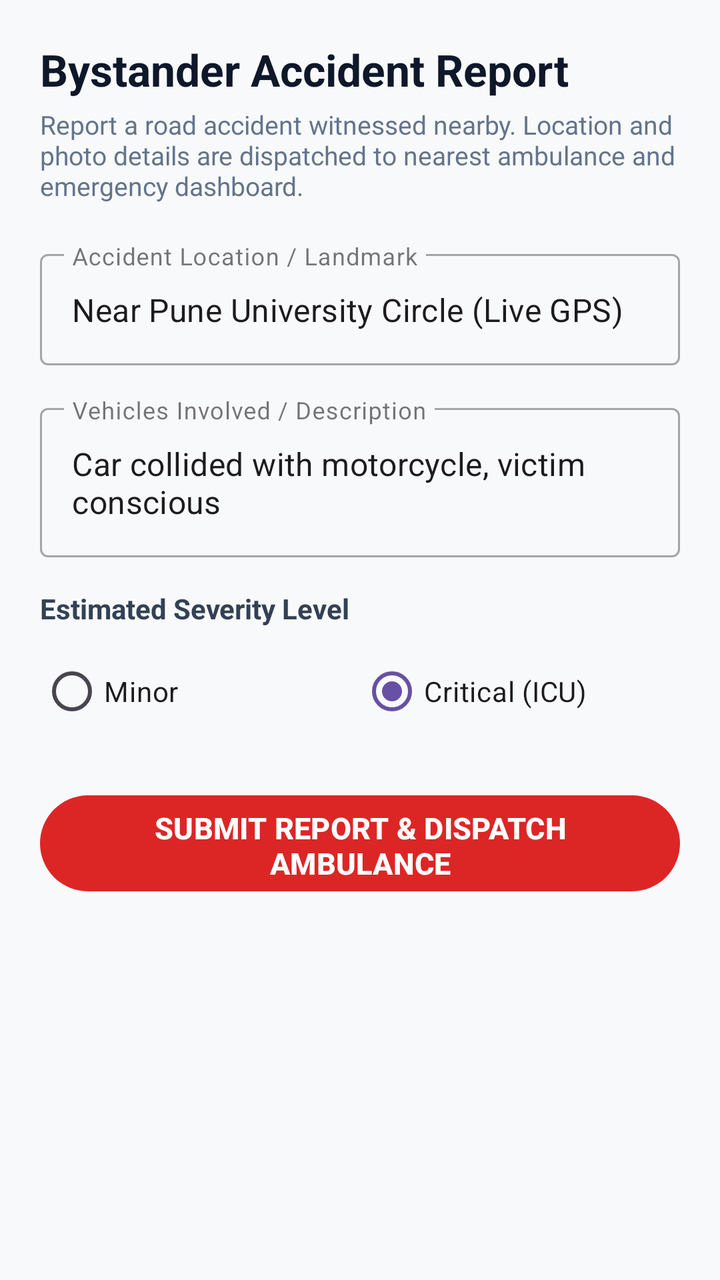
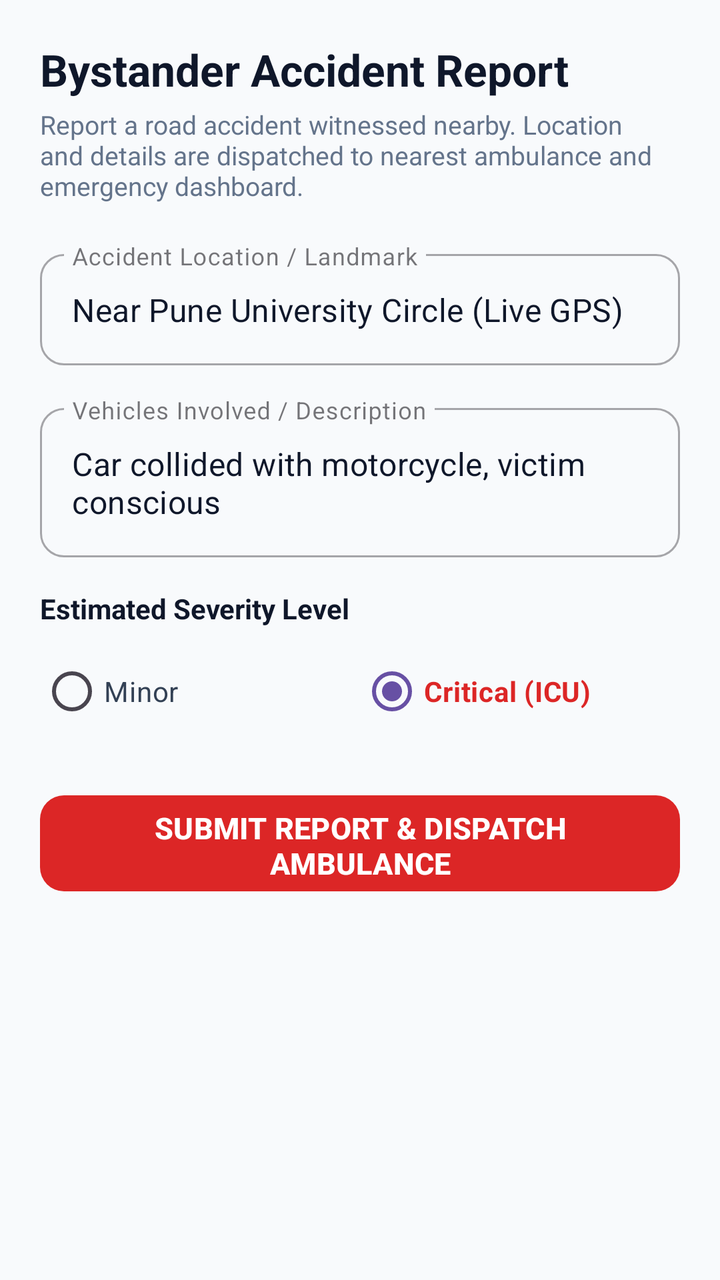

The first picture is an Android layout as it rendered before a commit; the second is the same layout after the commit. The layout source and the unified diff follow.
<!-- AndroidManifest.xml: activity theme Theme.Pbl -->
<!-- res/layout/activity_report_bystander.xml -->
<?xml version="1.0" encoding="utf-8"?>
<ScrollView xmlns:android="http://schemas.android.com/apk/res/android"
    xmlns:app="http://schemas.android.com/apk/res-auto"
    android:layout_width="match_parent"
    android:layout_height="match_parent"
    android:fillViewport="true"
    android:background="#F8F9FA">

    <LinearLayout
        android:layout_width="match_parent"
        android:layout_height="wrap_content"
        android:orientation="vertical"
        android:padding="20dp">

        <TextView
            android:layout_width="wrap_content"
            android:layout_height="wrap_content"
            android:text="Bystander Accident Report"
            android:textColor="#0F172A"
            android:textSize="22sp"
            android:textStyle="bold" />

        <TextView
            android:layout_width="wrap_content"
            android:layout_height="wrap_content"
            android:layout_marginTop="4dp"
            android:text="Report a road accident witnessed nearby. Location and photo details are dispatched to nearest ambulance and emergency dashboard."
            android:textColor="#64748B"
            android:textSize="13sp"
            android:layout_marginBottom="20dp" />

        <com.google.android.material.textfield.TextInputLayout
            android:layout_width="match_parent"
            android:layout_height="wrap_content"
            android:hint="Accident Location / Landmark"
            style="@style/Widget.MaterialComponents.TextInputLayout.OutlinedBox"
            android:layout_marginBottom="16dp">

            <com.google.android.material.textfield.TextInputEditText
                android:id="@+id/et_bystander_location"
                android:layout_width="match_parent"
                android:layout_height="wrap_content"
                android:text="Near Pune University Circle (Live GPS)" />
        </com.google.android.material.textfield.TextInputLayout>

        <com.google.android.material.textfield.TextInputLayout
            android:layout_width="match_parent"
            android:layout_height="wrap_content"
            android:hint="Vehicles Involved / Description"
            style="@style/Widget.MaterialComponents.TextInputLayout.OutlinedBox"
            android:layout_marginBottom="16dp">

            <com.google.android.material.textfield.TextInputEditText
                android:id="@+id/et_bystander_details"
                android:layout_width="match_parent"
                android:layout_height="wrap_content"
                android:minLines="2"
                android:text="Car collided with motorcycle, victim conscious" />
        </com.google.android.material.textfield.TextInputLayout>

        <TextView
            android:layout_width="wrap_content"
            android:layout_height="wrap_content"
            android:text="Estimated Severity Level"
            android:textColor="#334155"
            android:textStyle="bold"
            android:layout_marginBottom="8dp" />

        <RadioGroup
            android:id="@+id/rg_severity"
            android:layout_width="match_parent"
            android:layout_height="wrap_content"
            android:orientation="horizontal"
            android:layout_marginBottom="24dp">

            <RadioButton
                android:id="@+id/rb_minor"
                android:layout_width="0dp"
                android:layout_height="wrap_content"
                android:layout_weight="1"
                android:text="Minor" />

            <RadioButton
                android:id="@+id/rb_critical"
                android:layout_width="0dp"
                android:layout_height="wrap_content"
                android:layout_weight="1"
                android:checked="true"
                android:text="Critical (ICU)" />
        </RadioGroup>

        <com.google.android.material.button.MaterialButton
            android:id="@+id/btn_submit_bystander"
            android:layout_width="match_parent"
            android:layout_height="56dp"
            android:text="SUBMIT REPORT &amp; DISPATCH AMBULANCE"
            android:textSize="15sp"
            android:textStyle="bold"
            app:backgroundTint="#DC2626"
            android:textColor="#FFFFFF" />

    </LinearLayout>
</ScrollView>
<!-- resources referenced by this layout -->
<resources>
  <style name="Theme.Pbl" parent="Base.Theme.Pbl" />
  <style name="Base.Theme.Pbl" parent="Theme.Material3.DayNight.NoActionBar">
          
          
      </style>
</resources>

<!-- the commit's change to res/layout/activity_report_bystander.xml (unified diff, before → after) -->
@@ -4,7 +4,7 @@
     android:layout_width="match_parent"
     android:layout_height="match_parent"
     android:fillViewport="true"
-    android:background="#F8F9FA">
+    android:background="#F8FAFC">
 
     <LinearLayout
         android:layout_width="match_parent"
@@ -24,7 +24,7 @@
             android:layout_width="wrap_content"
             android:layout_height="wrap_content"
             android:layout_marginTop="4dp"
-            android:text="Report a road accident witnessed nearby. Location and photo details are dispatched to nearest ambulance and emergency dashboard."
+            android:text="Report a road accident witnessed nearby. Location and details are dispatched to nearest ambulance and emergency dashboard."
             android:textColor="#64748B"
             android:textSize="13sp"
             android:layout_marginBottom="20dp" />
@@ -34,12 +34,18 @@
             android:layout_height="wrap_content"
             android:hint="Accident Location / Landmark"
             style="@style/Widget.MaterialComponents.TextInputLayout.OutlinedBox"
+            app:boxCornerRadiusTopStart="12dp"
+            app:boxCornerRadiusTopEnd="12dp"
+            app:boxCornerRadiusBottomStart="12dp"
+            app:boxCornerRadiusBottomEnd="12dp"
             android:layout_marginBottom="16dp">
 
             <com.google.android.material.textfield.TextInputEditText
                 android:id="@+id/et_bystander_location"
                 android:layout_width="match_parent"
                 android:layout_height="wrap_content"
+                android:textColor="#0F172A"
+                android:textColorHint="#64748B"
                 android:text="Near Pune University Circle (Live GPS)" />
         </com.google.android.material.textfield.TextInputLayout>
 
@@ -48,12 +54,18 @@
             android:layout_height="wrap_content"
             android:hint="Vehicles Involved / Description"
             style="@style/Widget.MaterialComponents.TextInputLayout.OutlinedBox"
+            app:boxCornerRadiusTopStart="12dp"
+            app:boxCornerRadiusTopEnd="12dp"
+            app:boxCornerRadiusBottomStart="12dp"
+            app:boxCornerRadiusBottomEnd="12dp"
             android:layout_marginBottom="16dp">
 
             <com.google.android.material.textfield.TextInputEditText
                 android:id="@+id/et_bystander_details"
                 android:layout_width="match_parent"
                 android:layout_height="wrap_content"
+                android:textColor="#0F172A"
+                android:textColorHint="#64748B"
                 android:minLines="2"
                 android:text="Car collided with motorcycle, victim conscious" />
         </com.google.android.material.textfield.TextInputLayout>
@@ -62,7 +74,7 @@
             android:layout_width="wrap_content"
             android:layout_height="wrap_content"
             android:text="Estimated Severity Level"
-            android:textColor="#334155"
+            android:textColor="#0F172A"
             android:textStyle="bold"
             android:layout_marginBottom="8dp" />
 
@@ -78,6 +90,7 @@
                 android:layout_width="0dp"
                 android:layout_height="wrap_content"
                 android:layout_weight="1"
+                android:textColor="#334155"
                 android:text="Minor" />
 
             <RadioButton
@@ -86,6 +99,8 @@
                 android:layout_height="wrap_content"
                 android:layout_weight="1"
                 android:checked="true"
+                android:textColor="#DC2626"
+                android:textStyle="bold"
                 android:text="Critical (ICU)" />
         </RadioGroup>
 
@@ -96,6 +111,7 @@
             android:text="SUBMIT REPORT &amp; DISPATCH AMBULANCE"
             android:textSize="15sp"
             android:textStyle="bold"
+            app:cornerRadius="12dp"
             app:backgroundTint="#DC2626"
             android:textColor="#FFFFFF" />
 
